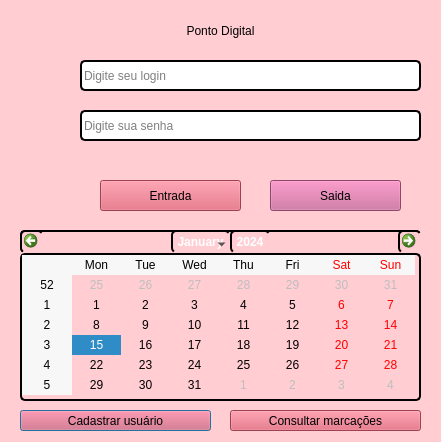
The window that primeira_tela.ui (WellintonRafael/Ponto_virtual) describes before a commit, drawn with Qt 5.
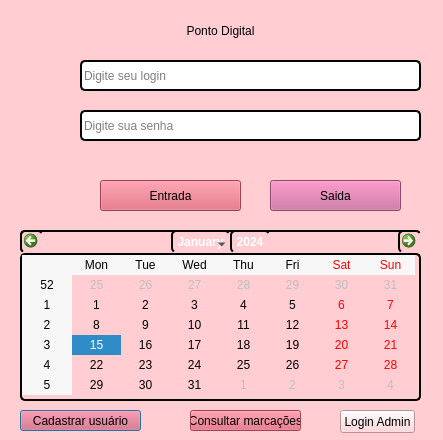
The same window after the commit. Icons and pictures are not drawn.

The edit to the form file:
```diff
--- a/primeira_tela.ui
+++ b/primeira_tela.ui
@@ -6,8 +6,8 @@
    <rect>
     <x>0</x>
     <y>0</y>
-    <width>441</width>
-    <height>442</height>
+    <width>443</width>
+    <height>440</height>
    </rect>
   </property>
   <property name="windowTitle">
@@ -137,7 +137,7 @@
     <rect>
      <x>20</x>
      <y>410</y>
-     <width>191</width>
+     <width>121</width>
      <height>21</height>
     </rect>
    </property>
@@ -226,9 +226,9 @@
   <widget class="QPushButton" name="button_pesquisar">
    <property name="geometry">
     <rect>
-     <x>230</x>
+     <x>190</x>
      <y>410</y>
-     <width>191</width>
+     <width>111</width>
      <height>21</height>
     </rect>
    </property>
@@ -240,6 +240,19 @@
     <string>Consultar marcações</string>
    </property>
   </widget>
+  <widget class="QPushButton" name="pushButton_admin">
+   <property name="geometry">
+    <rect>
+     <x>340</x>
+     <y>410</y>
+     <width>75</width>
+     <height>23</height>
+    </rect>
+   </property>
+   <property name="text">
+    <string>Login Admin</string>
+   </property>
+  </widget>
  </widget>
  <tabstops>
   <tabstop>lineEdit_3</tabstop>
```
